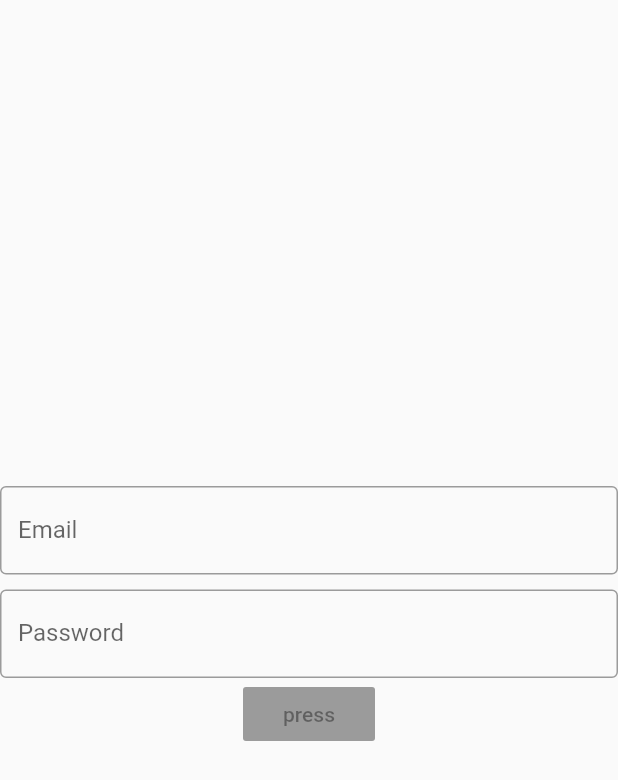
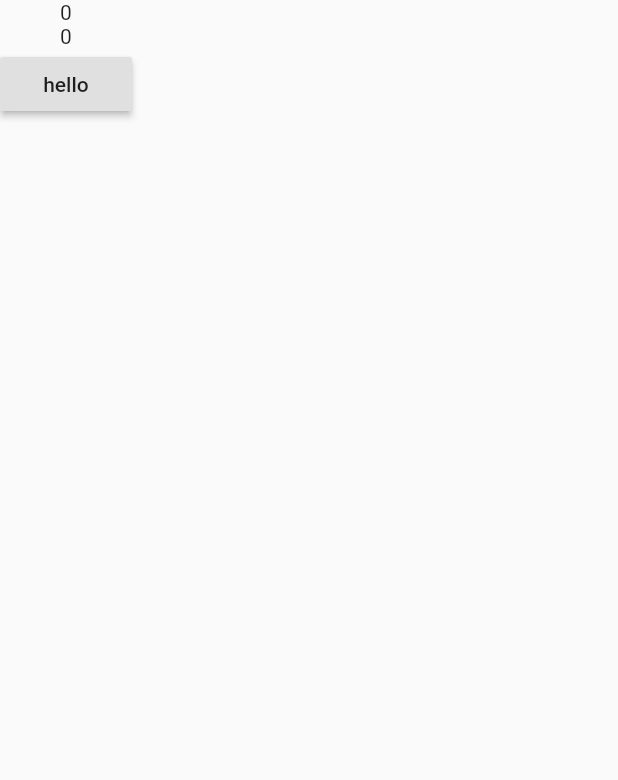
Before and after one commit to virenvvarasadiya/route-and-block, a Flutter app: the screen it shows after launch, on a phone screen of 412 x 824 dp. Shown: the top 780 px of the screen. Run offline on Flutter 3.47's test engine with Material 2 defaults, Android fonts, the phone set to English and light mode, and no system bars; our stand-ins replace rxdart.

Commit message:
provider plugin demo

```diff
--- a/lib/main.dart
+++ b/lib/main.dart
@@ -1,4 +1,5 @@
 import 'package:flutter/material.dart';
+import 'package:route/provider/provider.dart';
 import 'block/block.dart';
 import 'route.dart';
 
@@ -13,9 +14,9 @@ class MyApp extends StatelessWidget {
       theme: ThemeData(
         primarySwatch: Colors.blue,
       ),
-      home: MyHomePage(),
+      home: ProviderHome(),
       initialRoute: '/',
-      onGenerateRoute: routeGenerator.generateRoute,
+      onGenerateRoute: RouteGeneratorCustome.generateRoute,
     );
   }
 }
--- /dev/null
+++ b/lib/provider/provider.dart
@@ -0,0 +1,80 @@
+import 'package:provider/provider.dart';
+import 'package:flutter/material.dart';
+
+
+class Model with ChangeNotifier{
+  int _id = 0;
+  String _name = 'hello';
+
+//  Model([this._name,this._id]);
+
+  String get name {
+      return _name;
+  }
+  int get id{
+      return _id;
+  }
+
+  set name(name){
+    this._name = name;
+    notifyListeners();
+  }
+
+  set id(no){
+    _id = _id + no;
+    notifyListeners();
+  }
+
+}
+
+class ProviderHome extends StatelessWidget{
+
+  @override
+  Widget build(BuildContext context) {
+    return Scaffold(
+      body: MultiProvider(
+        providers: [
+          ChangeNotifierProvider<Model>(
+          builder: (context) => Model()),
+        ],
+        child: Column(
+          children: <Widget>[
+            IncreamentNumber(),
+          ],
+        )
+      ),
+    );
+  }
+}
+
+
+class IncreamentNumber extends StatelessWidget {
+
+  @override
+  Widget build(BuildContext context) {
+
+   final _id = Provider.of<Model>(context);
+
+    return Container(
+      child: Column(
+        mainAxisSize: MainAxisSize.max,
+        crossAxisAlignment: CrossAxisAlignment.center,
+        mainAxisAlignment: MainAxisAlignment.center,
+        children: <Widget>[
+          Consumer<Model>(
+            builder: (context,object,_){
+              return Text(object.id.toString());
+            },
+          ),
+          Text(_id.id.toString()),
+          RaisedButton(
+            child: Text("hello"),
+            onPressed: (){
+              _id.id = 5;
+            },
+          )
+        ],
+      ),
+    );
+  }
+}
--- a/lib/route.dart
+++ b/lib/route.dart
@@ -2,8 +2,9 @@ import 'package:flutter/cupertino.dart';
 import 'package:flutter/material.dart';
 import 'package:flutter/widgets.dart';
 import 'package:route/main.dart';
+import 'package:route/listbloc/home.dart';
 
-class routeGenerator{
+class RouteGeneratorCustome{
 
   static Route<dynamic> generateRoute(RouteSettings settings) {
 
@@ -12,6 +13,9 @@ class routeGenerator{
     switch(settings.name){
 
       case '/':
+        return MaterialPageRoute(builder: (_) => Home() );
+
+      case '/home':
         return MaterialPageRoute(builder: (_) => MyHomePage() );
 
       case '/second':
--- a/pubspec.yaml
+++ b/pubspec.yaml
@@ -24,7 +24,7 @@ dependencies:
   # Use with the CupertinoIcons class for iOS style icons.
   cupertino_icons: ^0.1.2
   rxdart: ^0.22.4
-
+  provider:
 dev_dependencies:
   flutter_test:
     sdk: flutter
```
Also changed, not shown: lib/listbloc/employee.dart (added, +9 -0 lines), lib/listbloc/home.dart (added, +92 -0 lines), lib/listbloc/listbloc.dart (added, +55 -0 lines), lib/delete.dart (added), pubspec.lock.
